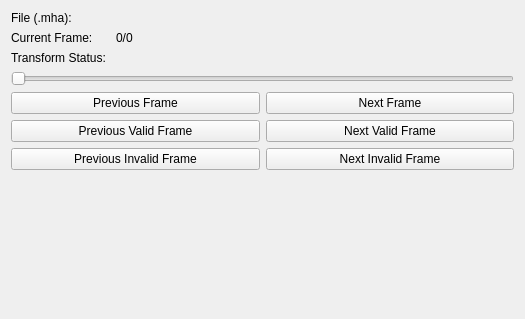
The window that SimpleMhaReader/Resources/UI/qSlicerSimpleMhaReaderModuleWidget.ui (mehrtash/SimpleMhaReader) describes before a commit, drawn with Qt 5.
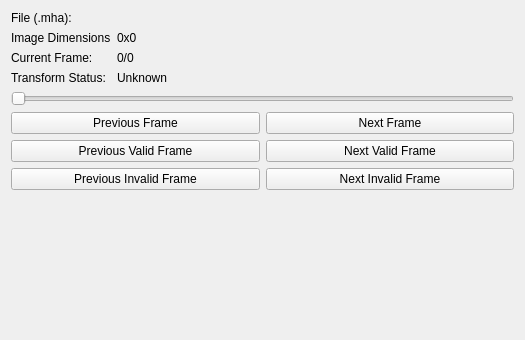
The same window after the commit. Custom widgets are drawn as their Qt base class.

Commit message: ENH: Added display of the image dimensions to the UI.

```diff
--- a/SimpleMhaReader/Resources/UI/qSlicerSimpleMhaReaderModuleWidget.ui
+++ b/SimpleMhaReader/Resources/UI/qSlicerSimpleMhaReaderModuleWidget.ui
@@ -7,7 +7,7 @@
     <x>0</x>
     <y>0</y>
     <width>525</width>
-    <height>319</height>
+    <height>340</height>
    </rect>
   </property>
   <property name="windowTitle">
@@ -16,6 +16,9 @@
   <layout class="QVBoxLayout" name="verticalLayout">
    <item>
     <layout class="QFormLayout" name="formLayout">
+     <property name="fieldGrowthPolicy">
+      <enum>QFormLayout::FieldsStayAtSizeHint</enum>
+     </property>
      <property name="formAlignment">
       <set>Qt::AlignLeading|Qt::AlignLeft|Qt::AlignTop</set>
      </property>
@@ -29,31 +32,45 @@
      <item row="0" column="1">
       <widget class="ctkPathLineEdit" name="filePathLineEdit"/>
      </item>
-     <item row="1" column="0">
+     <item row="2" column="0">
       <widget class="QLabel" name="label_1">
        <property name="text">
         <string>Current Frame: </string>
        </property>
       </widget>
      </item>
-     <item row="1" column="1">
+     <item row="2" column="1">
       <widget class="QLabel" name="currentFrameLabel">
        <property name="text">
         <string>0/0</string>
        </property>
       </widget>
      </item>
-     <item row="2" column="0">
+     <item row="3" column="0">
       <widget class="QLabel" name="label_0">
        <property name="text">
         <string>Transform Status: </string>
        </property>
       </widget>
      </item>
-     <item row="2" column="1">
+     <item row="3" column="1">
       <widget class="QLabel" name="transformStatusLabel">
        <property name="text">
-        <string/>
+        <string>Unknown</string>
+       </property>
+      </widget>
+     </item>
+     <item row="1" column="0">
+      <widget class="QLabel" name="label_2">
+       <property name="text">
+        <string>Image Dimensions</string>
+       </property>
+      </widget>
+     </item>
+     <item row="1" column="1">
+      <widget class="QLabel" name="imageDimensionsLabel">
+       <property name="text">
+        <string>0x0</string>
        </property>
       </widget>
      </item>
```
The commit also changes 1 other file.
